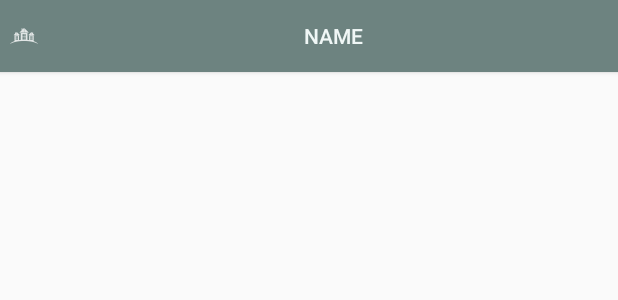
After one commit to BettyFava/TestsAndroid, an Android app: the layout activity_item.xml on its own in the app's theme, with its tools: preview values and no code run, on a phone screen of 412 x 824 dp. The commit adds this screen. Shown: the top 300 px of the screen. Run offline under Robolectric (Android 15) with nearby library versions, the phone set to English and light mode, and no system bars.

Commit message:
ListView / Design

```diff
--- /dev/null
+++ b/TestsAndroid/app/src/main/res/layout/activity_item.xml
@@ -0,0 +1,16 @@
+<LinearLayout xmlns:android="http://schemas.android.com/apk/res/android"
+    android:layout_width="fill_parent"
+    android:layout_height="fill_parent"
+    android:orientation="vertical">
+
+    <Button
+        android:layout_width="fill_parent"
+        android:layout_height="wrap_content"
+        android:gravity="center"
+        android:background="@color/colorList"
+        android:id="@+id/cityName"
+        android:drawableLeft="@drawable/ic_city"
+        android:textColor="@color/colorListLabel"
+        android:text="Name">
+    </Button>
+</LinearLayout>
--- a/TestsAndroid/app/src/main/res/layout/activity_search_nearby.xml
+++ b/TestsAndroid/app/src/main/res/layout/activity_search_nearby.xml
@@ -24,11 +24,9 @@
         android:paddingTop="@dimen/normal_padding"
         android:textSize="@dimen/normal_text_size"/>
 
-
     <ListView
         android:id="@+id/listView"
-        android:layout_width="wrap_content"
-        android:layout_height="wrap_content" />
-
+        android:layout_width="fill_parent"
+        android:layout_height="fill_parent" />
 
 </LinearLayout>
--- a/TestsAndroid/app/src/main/res/values/colors.xml
+++ b/TestsAndroid/app/src/main/res/values/colors.xml
@@ -4,4 +4,6 @@
     <color name="colorPrimaryDark">#303F9F</color>
     <color name="colorAccent">#FF4081</color>
     <color name="red">#ffff0000</color>
+    <color name="colorList">#6D8380</color>
+    <color name="colorListLabel">#F0F7F6</color>
 </resources>
--- a/TestsAndroid/app/src/main/res/values/strings.xml
+++ b/TestsAndroid/app/src/main/res/values/strings.xml
@@ -7,4 +7,5 @@
     <string name="provider_enabled">The provider %s is now enabled</string>
     <string name="provider_new_status">The provider %1$s has now a new status %2$s</string>
     <string name="new_location">New Location : Latitude = %1$s, Longitude = %2$s, Altitude = %3$s avec une précision de %4$s mètres </string>
+    <string name="title_activity_item_city">item_city</string>
 </resources>
```
Also changed, not shown: TestsAndroid/app/src/main/AndroidManifest.xml (+4 -9 lines), TestsAndroid/app/src/main/java/com/example/betty/testsandroid/SearchNearbyActivity.java (+13 -6 lines), TestsAndroid/app/src/main/java/com/example/betty/testsandroid/item.java (added, +13 -0 lines), TestsAndroid/app/src/main/java/com/example/betty/testsandroid/tools/GeoAdapter.java (added, +39 -0 lines), TestsAndroid/app/src/main/res/drawable-hdpi/ic_city.png (added), TestsAndroid/app/src/main/res/drawable-mdpi/ic_city.png (added), TestsAndroid/app/src/main/res/drawable-xhdpi/ic_city.png (added), TestsAndroid/app/src/main/res/drawable-xxhdpi/ic_city.png (added).
